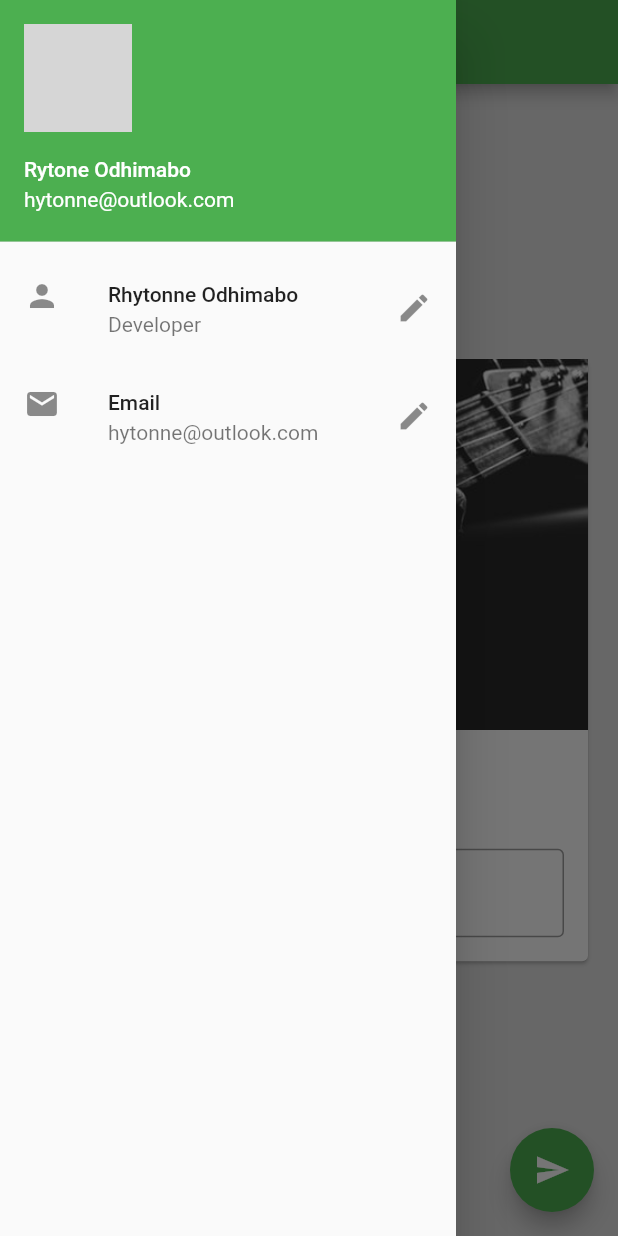
After one commit to rai8/flutter_101, a Flutter app: the screen it shows after launch, with the side drawer open, on a phone screen of 412 x 824 dp. The commit adds this screen. Run offline on Flutter 3.47's test engine with Material 2 defaults, Android fonts, the phone set to English and light mode, and no system bars; network calls fail; grey boxes are pictures that could not be loaded.

Commit message:
folder structure alignment

```diff
--- /dev/null
+++ b/lib/drawer.dart
@@ -0,0 +1,43 @@
+import 'package:flutter/material.dart';
+
+class MyDrawer extends StatelessWidget {
+  @override
+  Widget build(BuildContext context) {
+    return Drawer(
+        child: ListView(
+          padding: const EdgeInsets.all(0),
+          children: <Widget>[
+            UserAccountsDrawerHeader(
+              accountName: Text("Rytone Odhimabo"),
+              accountEmail: Text("hytonne@outlook.com"),
+              /* currentAccountPicture: Image.network(
+                "https://images.unsplash.com/photo-1457052002176-2d16a4f4a3ff?ixlib=rb-1.2.1&ixid=eyJhcHBfaWQiOjEyMDd9&auto=format&fit=crop&w=500&q=60"
+                ), */
+              currentAccountPicture: CircleAvatar(
+                backgroundImage: NetworkImage(
+                    "https://images.unsplash.com/photo-1457052002176-2d16a4f4a3ff?ixlib=rb-1.2.1&ixid=eyJhcHBfaWQiOjEyMDd9&auto=format&fit=crop&w=500&q=60"),
+              ),
+            ),
+            /*  DrawerHeader(
+              child: Text('Hi I am drawer'),
+              decoration: BoxDecoration(
+              color: Colors.green[200],
+            ),), */
+            ListTile(
+              leading: Icon(Icons.person),
+              title: Text("Rhytonne Odhimabo"),
+              subtitle: Text('Developer'),
+              trailing: Icon(Icons.edit),
+            ),
+            ListTile(
+              leading: Icon(Icons.email),
+              title: Text("Email"),
+              subtitle: Text('hytonne@outlook.com'),
+              trailing: Icon(Icons.edit),
+              onTap: () {},
+            ),
+          ],
+        ),
+      );
+  }
+}
--- /dev/null
+++ b/lib/name_card_widget.dart
@@ -0,0 +1,50 @@
+import 'package:flutter/material.dart';
+
+class NameCardWidget extends StatelessWidget {
+  const NameCardWidget({
+    Key key,
+    @required this.myText,
+    @required TextEditingController nameController,
+  }) : _nameController = nameController, super(key: key);
+
+  final String myText;
+  final TextEditingController _nameController;
+
+  @override
+  Widget build(BuildContext context) {
+    return Card(
+      child: Column(
+        children: <Widget>[
+          Image.asset(
+            "assets/guitar2.jpeg",
+            fit: BoxFit.contain,
+          ),
+          SizedBox(
+            height: 20,
+          ),
+          Text(
+            myText,
+            style: TextStyle(
+              fontSize: 20,
+              fontWeight: FontWeight.bold,
+            ),
+          ),
+          SizedBox(
+            height: 20,
+          ),
+          Padding(
+            padding: const EdgeInsets.all(16.0),
+            child: TextField(
+              controller: _nameController,
+              decoration: InputDecoration(
+                border: OutlineInputBorder(),
+                hintText: "Enter some text",
+                labelText: "Name",
+              ),
+            ),
+          )
+        ],
+      ),
+    );
+  }
+}
--- /dev/null
+++ b/lib/pages/home_page.dart
@@ -0,0 +1,41 @@
+import 'package:awesome_app/drawer.dart';
+import 'package:awesome_app/name_card_widget.dart';
+import 'package:flutter/material.dart';
+
+class HomePage extends StatefulWidget {
+  @override
+  _HomePageState createState() => _HomePageState();
+}
+
+class _HomePageState extends State<HomePage> {
+  var myText = "Change my name !!!";
+  TextEditingController _nameController = TextEditingController();
+  @override
+  Widget build(BuildContext context) {
+    return Scaffold(
+      backgroundColor: Colors.grey[300],
+      appBar: AppBar(
+        title: Text("Awesome App"),
+      ),
+      body: Center(
+        child: Padding(
+          padding: const EdgeInsets.all(16.0),
+          child: SingleChildScrollView(
+            child: NameCardWidget(myText: myText, nameController: _nameController),
+          ),
+        ),
+      ),
+      drawer: MyDrawer(), // that ka small menu bar on the top left
+      floatingActionButton: FloatingActionButton(
+        onPressed: () {
+          myText = _nameController.text;
+          setState(() {
+
+          });
+        },
+        child: Icon(Icons.send),
+        // mini: true, //mkes the floating button smaller
+      ),
+    );
+  }
+}
```
Also changed, not shown: lib/main.dart (+7 -104 lines), 1 other file.
